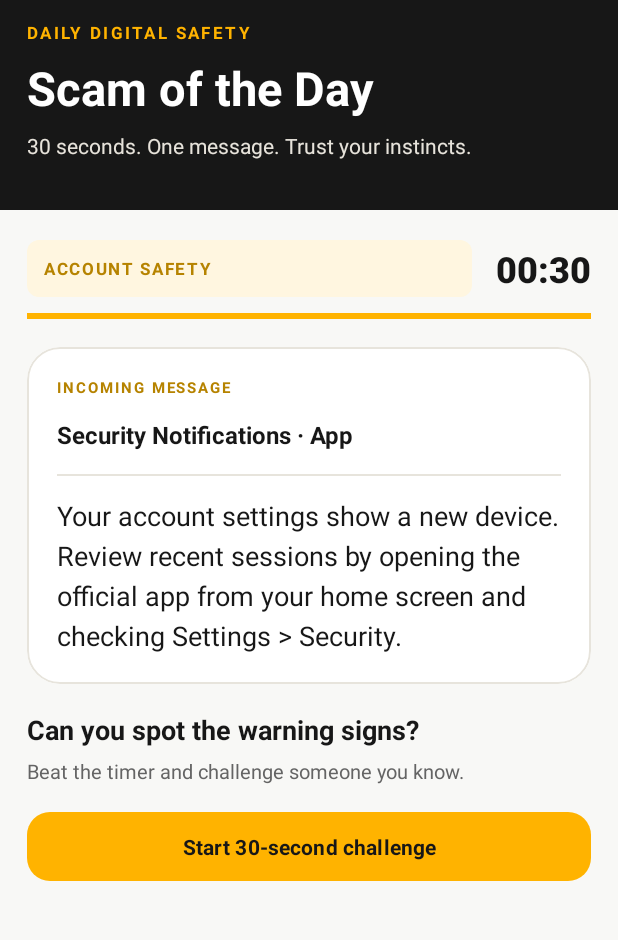
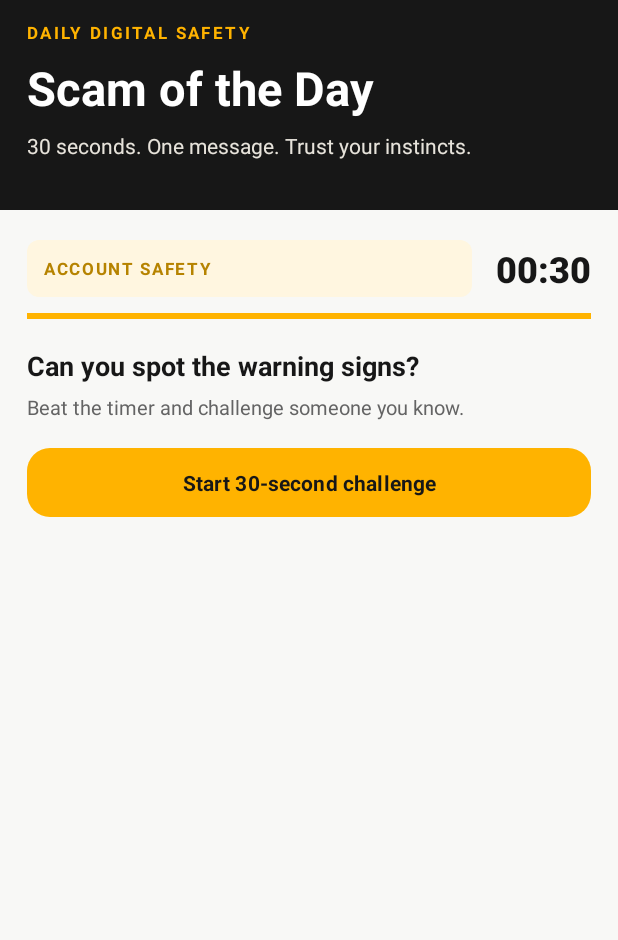
Before and after one commit to ikeh007/privacy-needle, an Android app: the ScamChallengeActivity screen opened directly, with no data from a screen before it, on a phone screen of 412 x 824 dp, the part 99-1039 px from its top. Run offline under Robolectric (Android 15) with nearby library versions, the phone set to English and light mode, and no system bars; our stand-ins replace AdMob; network calls fail; pictures from the network do not load; 1 statement that could not run was skipped.

Commit message:
Start scam countdown only when message is first revealed

```diff
--- a/app/src/main/java/com/jaims/privacyneedle/scam/ScamChallengeActivity.java
+++ b/app/src/main/java/com/jaims/privacyneedle/scam/ScamChallengeActivity.java
@@ -117,6 +117,7 @@ public final class ScamChallengeActivity extends AppCompatActivity {
     }
 
     private void render() {
+        findViewById(R.id.scamMessageCard).setVisibility(started ? View.VISIBLE : View.GONE);
         introPanel.setVisibility(!started ? View.VISIBLE : View.GONE);
         answerPanel.setVisibility(started && !resolved ? View.VISIBLE : View.GONE);
         resultPanel.setVisibility(resolved ? View.VISIBLE : View.GONE);
--- a/app/src/main/res/layout/activity_scam_challenge.xml
+++ b/app/src/main/res/layout/activity_scam_challenge.xml
@@ -110,6 +110,8 @@
             android:progressBackgroundTint="@color/stroke"/>
 
         <com.google.android.material.card.MaterialCardView
+            android:id="@+id/scamMessageCard"
+            android:visibility="gone"
             android:layout_width="match_parent"
             android:layout_height="wrap_content"
             android:layout_marginStart="18dp"
```
